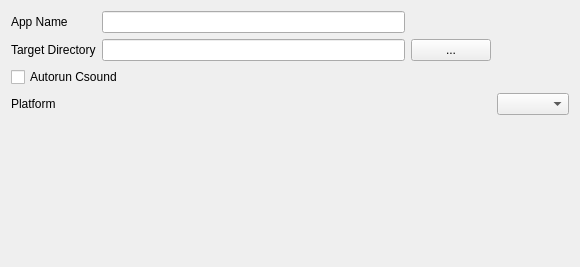
Before: the Qt Designer form src/appdetailspage.ui in CsoundQt/CsoundQt, drawn with Qt 5.
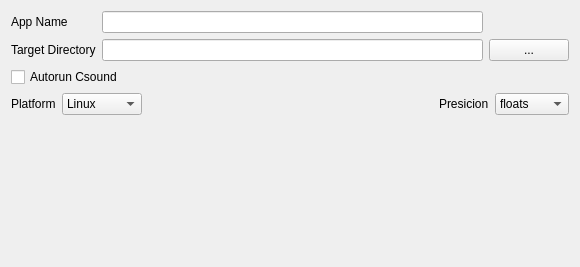
After: the same form once the commit is applied.

Patch:
```diff
--- a/src/appdetailspage.ui
+++ b/src/appdetailspage.ui
@@ -53,14 +53,68 @@
     </widget>
    </item>
    <item row="2" column="0">
-    <widget class="QLabel" name="label_3">
-     <property name="text">
-      <string>Platform</string>
-     </property>
-    </widget>
-   </item>
-   <item row="2" column="1">
-    <widget class="QComboBox" name="comboBox"/>
+    <layout class="QHBoxLayout" name="horizontalLayout">
+     <item>
+      <widget class="QLabel" name="label_3">
+       <property name="text">
+        <string>Platform</string>
+       </property>
+      </widget>
+     </item>
+     <item>
+      <widget class="QComboBox" name="comboBox">
+       <item>
+        <property name="text">
+         <string>Linux</string>
+        </property>
+       </item>
+       <item>
+        <property name="text">
+         <string>Mac</string>
+        </property>
+       </item>
+       <item>
+        <property name="text">
+         <string>Windows</string>
+        </property>
+       </item>
+      </widget>
+     </item>
+     <item>
+      <spacer name="horizontalSpacer">
+       <property name="orientation">
+        <enum>Qt::Horizontal</enum>
+       </property>
+       <property name="sizeHint" stdset="0">
+        <size>
+         <width>40</width>
+         <height>20</height>
+        </size>
+       </property>
+      </spacer>
+     </item>
+     <item>
+      <widget class="QLabel" name="label_4">
+       <property name="text">
+        <string>Presicion</string>
+       </property>
+      </widget>
+     </item>
+     <item>
+      <widget class="QComboBox" name="presicionComboBox">
+       <item>
+        <property name="text">
+         <string>floats</string>
+        </property>
+       </item>
+       <item>
+        <property name="text">
+         <string>doubles</string>
+        </property>
+       </item>
+      </widget>
+     </item>
+    </layout>
    </item>
    <item row="3" column="0">
     <spacer name="verticalSpacer">
```
